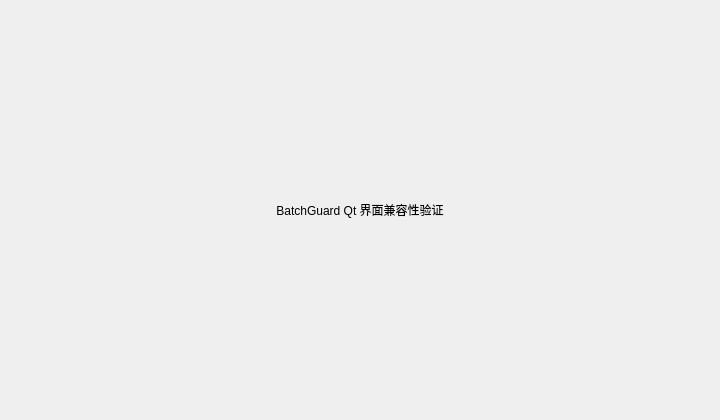
Above: apps/gui/main_window.ui from jiweidada/BatchGuard before the change. Below: the same form after it.
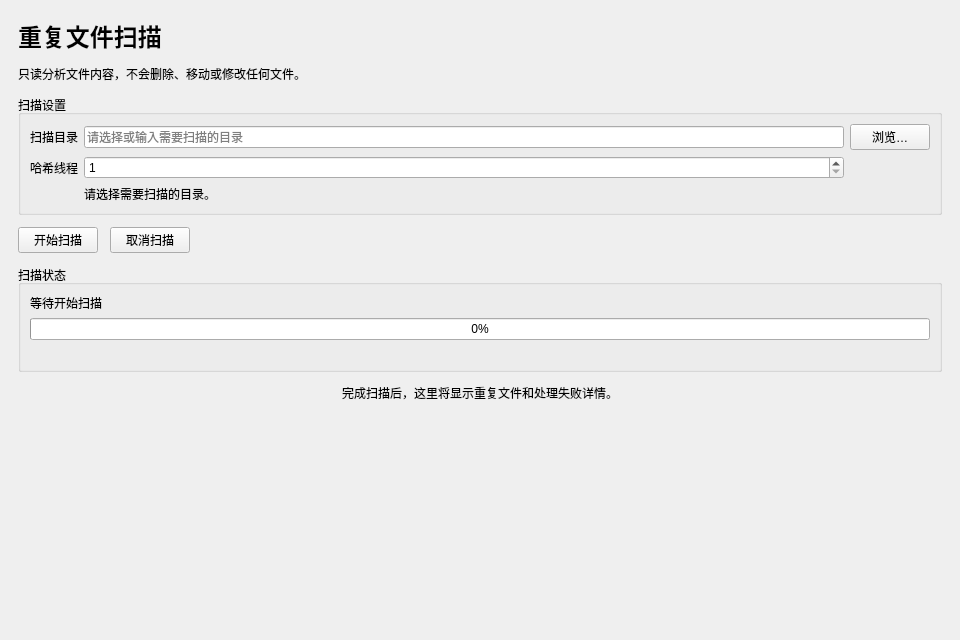
That is the form after the change.

Commit message: feat: 添加 Qt 主窗口与扫描状态管理

Diff of the .ui file:
```diff
--- a/apps/gui/main_window.ui
+++ b/apps/gui/main_window.ui
@@ -6,29 +6,217 @@
    <rect>
     <x>0</x>
     <y>0</y>
-    <width>720</width>
-    <height>420</height>
+    <width>960</width>
+    <height>640</height>
    </rect>
   </property>
+  <property name="minimumSize">
+   <size>
+    <width>760</width>
+    <height>520</height>
+   </size>
+  </property>
   <property name="windowTitle">
    <string>BatchGuard GUI</string>
   </property>
   <widget class="QWidget" name="centralWidget">
    <layout class="QVBoxLayout" name="centralLayout">
+    <property name="spacing">
+     <number>12</number>
+    </property>
+    <property name="leftMargin">
+     <number>18</number>
+    </property>
+    <property name="topMargin">
+     <number>18</number>
+    </property>
+    <property name="rightMargin">
+     <number>18</number>
+    </property>
+    <property name="bottomMargin">
+     <number>18</number>
+    </property>
     <item>
-     <widget class="QLabel" name="compatibilityLabel">
+     <widget class="QLabel" name="titleLabel">
+      <property name="font">
+       <font>
+        <pointsize>18</pointsize>
+        <weight>75</weight>
+        <bold>true</bold>
+       </font>
+      </property>
       <property name="text">
-       <string>BatchGuard Qt 界面兼容性验证</string>
+       <string>重复文件扫描</string>
+      </property>
+     </widget>
+    </item>
+    <item>
+     <widget class="QLabel" name="subtitleLabel">
+      <property name="text">
+       <string>只读分析文件内容，不会删除、移动或修改任何文件。</string>
+      </property>
+     </widget>
+    </item>
+    <item>
+     <widget class="QGroupBox" name="scanSettingsGroup">
+      <property name="title">
+       <string>扫描设置</string>
+      </property>
+      <layout class="QGridLayout" name="scanSettingsLayout">
+       <item row="0" column="0">
+        <widget class="QLabel" name="directoryLabel">
+         <property name="text">
+          <string>扫描目录</string>
+         </property>
+        </widget>
+       </item>
+       <item row="0" column="1">
+        <widget class="QLineEdit" name="directoryLineEdit">
+         <property name="placeholderText">
+          <string>请选择或输入需要扫描的目录</string>
+         </property>
+        </widget>
+       </item>
+       <item row="0" column="2">
+        <widget class="QPushButton" name="browseButton">
+         <property name="text">
+          <string>浏览…</string>
+         </property>
+        </widget>
+       </item>
+       <item row="1" column="0">
+        <widget class="QLabel" name="hashWorkerLabel">
+         <property name="text">
+          <string>哈希线程</string>
+         </property>
+        </widget>
+       </item>
+       <item row="1" column="1">
+        <widget class="QSpinBox" name="hashWorkerSpinBox">
+         <property name="toolTip">
+          <string>并行读取候选文件的工作线程数，范围 1 至 64。</string>
+         </property>
+         <property name="minimum">
+          <number>1</number>
+         </property>
+         <property name="maximum">
+          <number>64</number>
+         </property>
+        </widget>
+       </item>
+       <item row="2" column="1" colspan="2">
+        <widget class="QLabel" name="validationLabel">
+         <property name="text">
+          <string>请选择需要扫描的目录。</string>
+         </property>
+         <property name="wordWrap">
+          <bool>true</bool>
+         </property>
+        </widget>
+       </item>
+      </layout>
+     </widget>
+    </item>
+    <item>
+     <layout class="QHBoxLayout" name="actionLayout">
+      <item>
+       <widget class="QPushButton" name="startButton">
+        <property name="text">
+         <string>开始扫描</string>
+        </property>
+       </widget>
+      </item>
+      <item>
+       <widget class="QPushButton" name="cancelButton">
+        <property name="text">
+         <string>取消扫描</string>
+        </property>
+       </widget>
+      </item>
+      <item>
+       <spacer name="actionSpacer">
+        <property name="orientation">
+         <enum>Qt::Horizontal</enum>
+        </property>
+        <property name="sizeHint" stdset="0">
+         <size>
+          <width>40</width>
+          <height>20</height>
+         </size>
+        </property>
+       </spacer>
+      </item>
+     </layout>
+    </item>
+    <item>
+     <widget class="QGroupBox" name="statusGroup">
+      <property name="title">
+       <string>扫描状态</string>
+      </property>
+      <layout class="QVBoxLayout" name="statusLayout">
+       <item>
+        <widget class="QLabel" name="statusLabel">
+         <property name="text">
+          <string>等待开始扫描</string>
+         </property>
+        </widget>
+       </item>
+       <item>
+        <widget class="QProgressBar" name="progressBar">
+         <property name="value">
+          <number>0</number>
+         </property>
+         <property name="textVisible">
+          <bool>true</bool>
+         </property>
+        </widget>
+       </item>
+       <item>
+        <widget class="QLabel" name="failureLabel">
+         <property name="text">
+          <string/>
+         </property>
+         <property name="wordWrap">
+          <bool>true</bool>
+         </property>
+        </widget>
+       </item>
+      </layout>
+     </widget>
+    </item>
+    <item>
+     <widget class="QLabel" name="resultPlaceholderLabel">
+      <property name="text">
+       <string>完成扫描后，这里将显示重复文件和处理失败详情。</string>
       </property>
       <property name="alignment">
        <set>Qt::AlignCenter</set>
       </property>
      </widget>
     </item>
+    <item>
+     <spacer name="verticalSpacer">
+      <property name="orientation">
+       <enum>Qt::Vertical</enum>
+      </property>
+      <property name="sizeHint" stdset="0">
+       <size>
+        <width>20</width>
+        <height>40</height>
+       </size>
+      </property>
+     </spacer>
+    </item>
    </layout>
   </widget>
  </widget>
- <layoutdefault spacing="6" margin="11"/>
+ <tabstops>
+  <tabstop>directoryLineEdit</tabstop>
+  <tabstop>browseButton</tabstop>
+  <tabstop>hashWorkerSpinBox</tabstop>
+  <tabstop>startButton</tabstop>
+  <tabstop>cancelButton</tabstop>
+ </tabstops>
  <resources/>
  <connections/>
 </ui>
```
Left out of the diff: 2 changed lines with no effect on the pictures. The commit also changes 16 other files.
